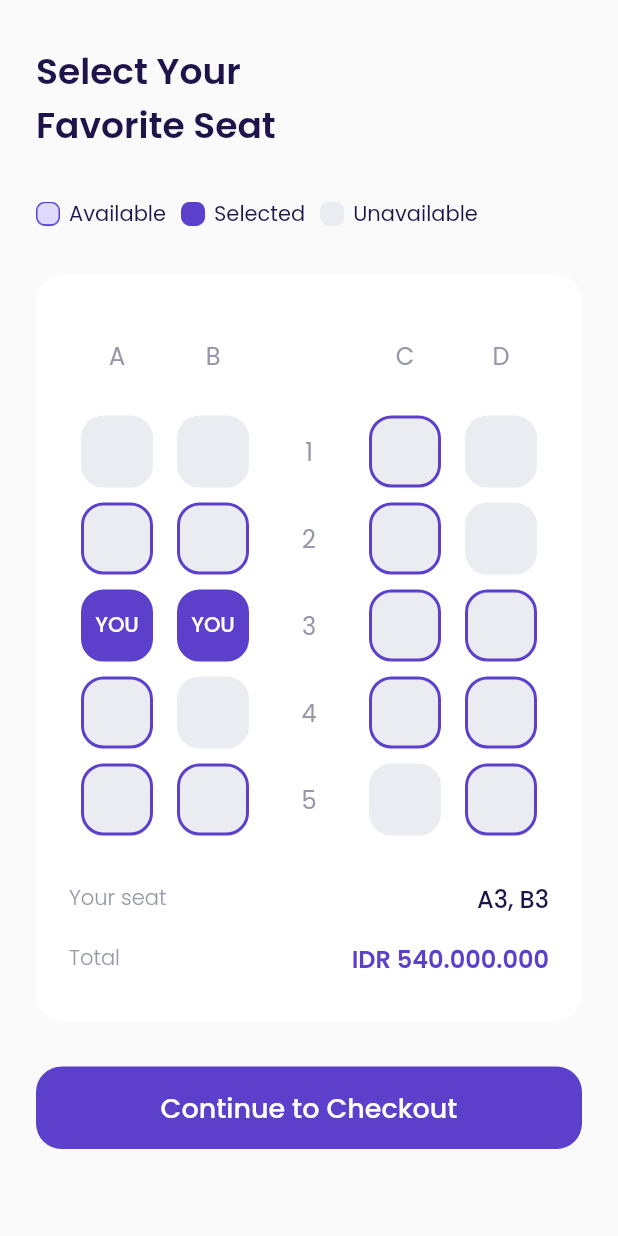
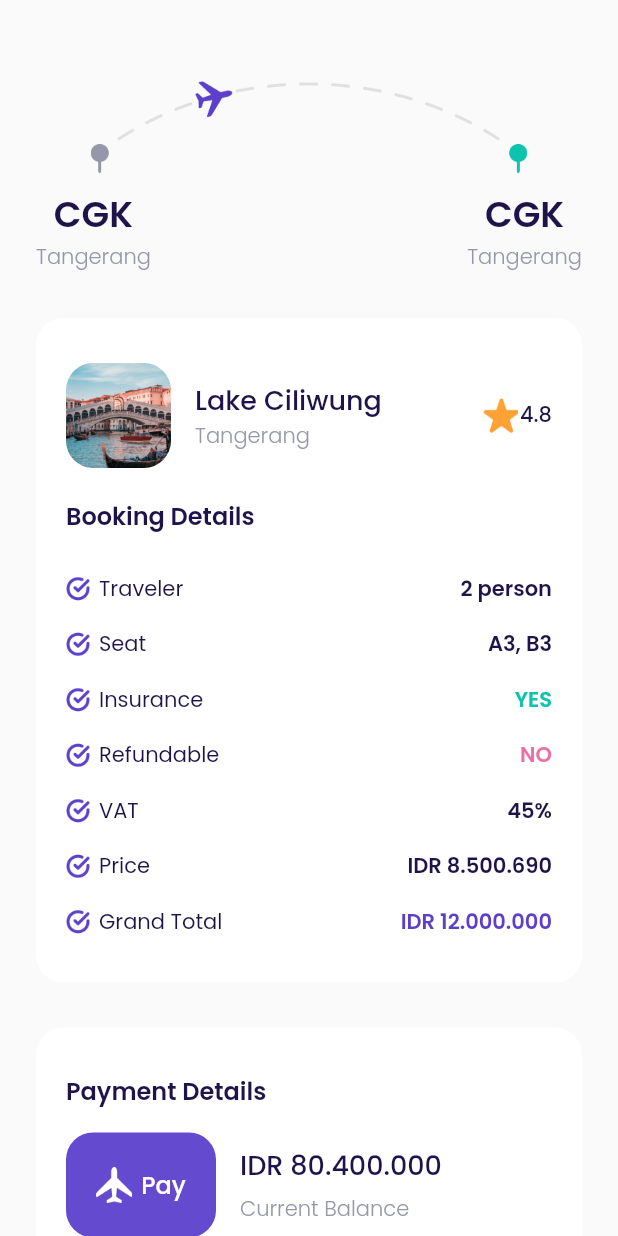
Before and after one commit to YudaDwi/airplane2, a Flutter app: the ChooseSeatPage screen opened directly, after a tap on "Continue to Checkout", on a phone screen of 412 x 824 dp. Run offline on Flutter 3.47's test engine with Material 2 defaults, Android fonts, the phone set to English and light mode, and no system bars; our stand-ins replace google_fonts.

Commit message:
12 booking details

```diff
--- /dev/null
+++ b/airplane2/lib/ui/pages/checkout_page.dart
@@ -0,0 +1,267 @@
+part of 'pages.dart';
+
+class CheckOutPage extends StatelessWidget {
+  const CheckOutPage({Key? key}) : super(key: key);
+
+  @override
+  Widget build(BuildContext context) {
+    Widget header() {
+      return Container(
+        margin: EdgeInsets.only(top: 50),
+        child: Column(
+          children: [
+            Container(
+              width: 291,
+              height: 65,
+              padding: EdgeInsets.symmetric(horizontal: 10),
+              margin: EdgeInsets.only(bottom: 10),
+              decoration: BoxDecoration(
+                  image: DecorationImage(
+                      image: AssetImage('assets/image_checkout.png'))),
+            ),
+            Row(
+              mainAxisAlignment: MainAxisAlignment.spaceBetween,
+              children: [
+                Column(
+                  children: [
+                    Text(
+                      'CGK',
+                      style: blackTextStyle.copyWith(
+                          fontSize: 24, fontWeight: semibold),
+                    ),
+                    Text(
+                      'Tangerang',
+                      style: greyTextStyle.copyWith(fontWeight: light),
+                    )
+                  ],
+                ),
+                Column(
+                  children: [
+                    Text(
+                      'CGK',
+                      style: blackTextStyle.copyWith(
+                          fontSize: 24, fontWeight: semibold),
+                    ),
+                    Text(
+                      'Tangerang',
+                      style: greyTextStyle.copyWith(fontWeight: light),
+                    )
+                  ],
+                ),
+              ],
+            )
+          ],
+        ),
+      );
+    }
+
+    Widget detailStatus() {
+      return Container(
+        margin: EdgeInsets.only(top: 30),
+        padding: EdgeInsets.symmetric(horizontal: 20, vertical: 30),
+        decoration: BoxDecoration(
+            color: kWhiteColor, borderRadius: BorderRadius.circular(18)),
+        child: Column(
+          crossAxisAlignment: CrossAxisAlignment.start,
+          children: [
+            Row(
+              children: [
+                Container(
+                  width: 70,
+                  height: 70,
+                  margin: EdgeInsets.only(right: 16),
+                  decoration: BoxDecoration(
+                      borderRadius: BorderRadius.circular(18),
+                      image: DecorationImage(
+                          image: AssetImage('assets/image_destination1.png'),
+                          fit: BoxFit.cover)),
+                ),
+                Expanded(
+                  child: Column(
+                    crossAxisAlignment: CrossAxisAlignment.start,
+                    children: [
+                      Text(
+                        'Lake Ciliwung',
+                        style: blackTextStyle.copyWith(
+                            fontSize: 18, fontWeight: medium),
+                      ),
+                      Text(
+                        'Tangerang',
+                        style: greyTextStyle.copyWith(fontWeight: light),
+                      )
+                    ],
+                  ),
+                ),
+                Row(
+                  children: [
+                    Container(
+                      width: 24,
+                      height: 24,
+                      margin: EdgeInsets.only(right: 1),
+                      decoration: BoxDecoration(
+                          borderRadius: BorderRadius.circular(1),
+                          image: DecorationImage(
+                              image: AssetImage('assets/icon_star.png'))),
+                    ),
+                    Text(
+                      '4.8',
+                      style: blackTextStyle.copyWith(fontWeight: medium),
+                    )
+                  ],
+                )
+              ],
+            ),
+            SizedBox(
+              height: 20,
+            ),
+            Text(
+              'Booking Details',
+              style:
+                  blackTextStyle.copyWith(fontSize: 16, fontWeight: semibold),
+            ),
+            SizedBox(
+              height: 10,
+            ),
+            BookingDetails(
+              title: 'Traveler',
+              valueText: '2 person',
+              valueColor: kBlackColor,
+            ),
+            BookingDetails(
+              title: 'Seat',
+              valueText: 'A3, B3',
+              valueColor: kBlackColor,
+            ),
+            BookingDetails(
+              title: 'Insurance',
+              valueText: 'YES',
+              valueColor: kGreenColor,
+            ),
+            BookingDetails(
+              title: 'Refundable',
+              valueText: 'NO',
+              valueColor: kRedColor,
+            ),
+            BookingDetails(
+              title: 'VAT',
+              valueText: '45%',
+              valueColor: kBlackColor,
+            ),
+            BookingDetails(
+              title: 'Price',
+              valueText: 'IDR 8.500.690',
+              valueColor: kBlackColor,
+            ),
+            BookingDetails(
+              title: 'Grand Total',
+              valueText: 'IDR 12.000.000',
+              valueColor: kPrimaryColor,
+            ),
+          ],
+        ),
+      );
+    }
+
+    Widget paymentDetails() {
+      return Container(
+        margin: EdgeInsets.only(top: 30),
+        padding: EdgeInsets.symmetric(horizontal: 20, vertical: 30),
+        decoration: BoxDecoration(
+            color: kWhiteColor, borderRadius: BorderRadius.circular(18)),
+        child: Column(
+          crossAxisAlignment: CrossAxisAlignment.start,
+          children: [
+            Text(
+              'Payment Details',
+              style:
+                  blackTextStyle.copyWith(fontSize: 16, fontWeight: semibold),
+            ),
+            SizedBox(
+              height: 16,
+            ),
+            Row(
+              children: [
+                Container(
+                  width: 100,
+                  height: 70,
+                  margin: EdgeInsets.only(right: 16),
+                  padding: EdgeInsets.symmetric(horizontal: 20, vertical: 23),
+                  decoration: BoxDecoration(
+                      color: kPrimaryColor.withOpacity(0.95),
+                      borderRadius: BorderRadius.circular(18)),
+                  child: Row(
+                    mainAxisAlignment: MainAxisAlignment.center,
+                    children: [
+                      Container(
+                        width: 24,
+                        height: 24,
+                        margin: EdgeInsets.only(right: 6),
+                        decoration: BoxDecoration(
+                            image: DecorationImage(
+                                image: AssetImage('assets/icon_plane.png'))),
+                      ),
+                      Text(
+                        'Pay',
+                        style: whiteTextStyle.copyWith(
+                            fontSize: 16, fontWeight: medium),
+                      )
+                    ],
+                  ),
+                ),
+                Column(
+                  crossAxisAlignment: CrossAxisAlignment.start,
+                  children: [
+                    Text('IDR 80.400.000',
+                        style: blackTextStyle.copyWith(
+                            fontSize: 18, fontWeight: medium)),
+                    SizedBox(
+                      height: 5,
+                    ),
+                    Text(
+                      'Current Balance',
+                      style: greyTextStyle.copyWith(fontWeight: light),
+                    )
+                  ],
+                )
+              ],
+            ),
+          ],
+        ),
+      );
+    }
+
+    Widget payButton() {
+      return CustomButton(
+        title: 'Pay Now',
+        onPresed: () {},
+        margin: EdgeInsets.only(top: 30),
+      );
+    }
+
+    Widget tac() {
+      return Container(
+        margin: EdgeInsets.symmetric(vertical: 50),
+        child: TextButton(
+            onPressed: () {},
+            child: Text(
+              'Terms and Conditions',
+              style: greyTextStyle.copyWith(fontSize: 16, fontWeight: light),
+            )),
+      );
+    }
+
+    return Scaffold(
+        backgroundColor: kBackgroundColor,
+        body: SafeArea(
+            child: ListView(
+          padding: EdgeInsets.symmetric(horizontal: defaultMargin),
+          children: [
+            header(),
+            detailStatus(),
+            paymentDetails(),
+            payButton(),
+            tac()
+          ],
+        )));
+  }
+}
--- a/airplane2/lib/ui/pages/choose_seat_page.dart
+++ b/airplane2/lib/ui/pages/choose_seat_page.dart
@@ -285,7 +285,10 @@ class ChooseSeatPage extends StatelessWidget {
     Widget continueButton() {
       return CustomButton(
         title: 'Continue to Checkout',
-        onPresed: () {},
+        onPresed: () {
+          Navigator.push(
+              context, MaterialPageRoute(builder: (context) => CheckOutPage()));
+        },
         margin: EdgeInsets.symmetric(vertical: 30),
       );
     }
--- a/airplane2/lib/ui/pages/pages.dart
+++ b/airplane2/lib/ui/pages/pages.dart
@@ -12,3 +12,5 @@ part 'main_page.dart';
 part 'home_page.dart';
 part 'detail_page.dart';
 part 'choose_seat_page.dart';
+part 'checkout_page.dart';
+part 'succes_checkout_page.dart';
--- /dev/null
+++ b/airplane2/lib/ui/pages/succes_checkout_page.dart
@@ -0,0 +1 @@
+part of 'pages.dart';
--- /dev/null
+++ b/airplane2/lib/ui/widgets/booking_details.dart
@@ -0,0 +1,40 @@
+part of 'widgets.dart';
+
+class BookingDetails extends StatelessWidget {
+  final String title;
+  final String valueText;
+  final Color valueColor;
+  const BookingDetails(
+      {Key? key,
+      required this.title,
+      required this.valueText,
+      required this.valueColor})
+      : super(key: key);
+
+  @override
+  Widget build(BuildContext context) {
+    return Container(
+      margin: EdgeInsets.only(top: 16),
+      child: Row(
+        children: [
+          Container(
+            height: 16,
+            width: 16,
+            margin: EdgeInsets.only(right: 6),
+            decoration: BoxDecoration(
+                image: DecorationImage(
+                    image: AssetImage('assets/icon_check.png'))),
+          ),
+          Text(
+            title,
+            style: blackTextStyle,
+          ),
+          Spacer(),
+          Text(valueText,
+              style: blackTextStyle.copyWith(
+                  fontWeight: semibold, color: valueColor))
+        ],
+      ),
+    );
+  }
+}
--- a/airplane2/lib/ui/widgets/widgets.dart
+++ b/airplane2/lib/ui/widgets/widgets.dart
@@ -10,3 +10,4 @@ part 'destination_tile.dart';
 part 'photos_item.dart';
 part 'item_check.dart';
 part 'seat_item.dart';
+part 'booking_details.dart';
```
